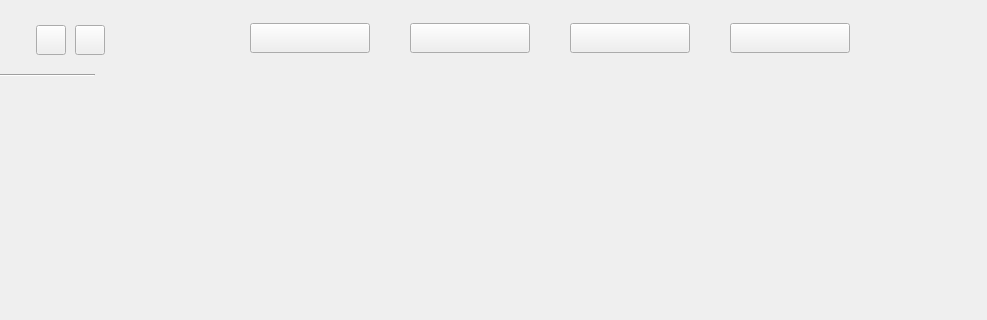
First picture: the form in commonuser/widget.ui, repository sayazaaa/SmMed, before the edit; both pictures show x 146 to 1133 and y 0 to 320 of the 1133 by 687 pixel window.
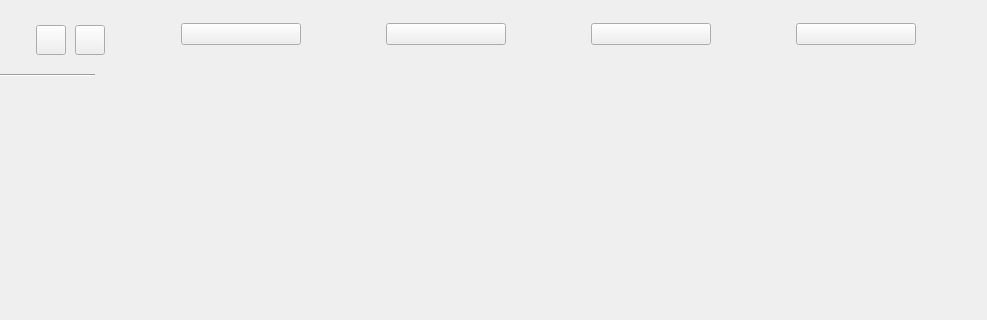
Second picture: the form after the edit. Icons and pictures are not drawn.

Patch:
```diff
--- a/commonuser/widget.ui
+++ b/commonuser/widget.ui
@@ -24,7 +24,7 @@
   </property>
   <property name="maximumSize">
    <size>
-    <width>1133</width>
+    <width>16777215</width>
     <height>16777215</height>
    </size>
   </property>
@@ -659,7 +659,7 @@
       </item>
       <item>
        <widget class="QWidget" name="w_main" native="true">
-        <layout class="QVBoxLayout" name="verticalLayout_5" stretch="1,7">
+        <layout class="QVBoxLayout" name="verticalLayout_5" stretch="0,7">
          <property name="spacing">
           <number>19</number>
          </property>
@@ -674,19 +674,6 @@
            <property name="spacing">
             <number>40</number>
            </property>
-           <item>
-            <spacer name="horizontalSpacer_8">
-             <property name="orientation">
-              <enum>Qt::Horizontal</enum>
-             </property>
-             <property name="sizeHint" stdset="0">
-              <size>
-               <width>40</width>
-               <height>20</height>
-              </size>
-             </property>
-            </spacer>
-           </item>
            <item>
             <widget class="QPushButton" name="btn_main_item_1">
              <property name="enabled">
@@ -719,7 +706,7 @@
              </property>
             </widget>
            </item>
-           <item>
+           <item alignment="Qt::AlignBottom">
             <widget class="QPushButton" name="btn_main_item_2">
              <property name="minimumSize">
               <size>
@@ -806,19 +793,6 @@
              </property>
             </widget>
            </item>
-           <item>
-            <spacer name="horizontalSpacer_9">
-             <property name="orientation">
-              <enum>Qt::Horizontal</enum>
-             </property>
-             <property name="sizeHint" stdset="0">
-              <size>
-               <width>40</width>
-               <height>20</height>
-              </size>
-             </property>
-            </spacer>
-           </item>
           </layout>
          </item>
          <item>
```
Left out of the diff: 2 changed lines with no effect on the pictures.
